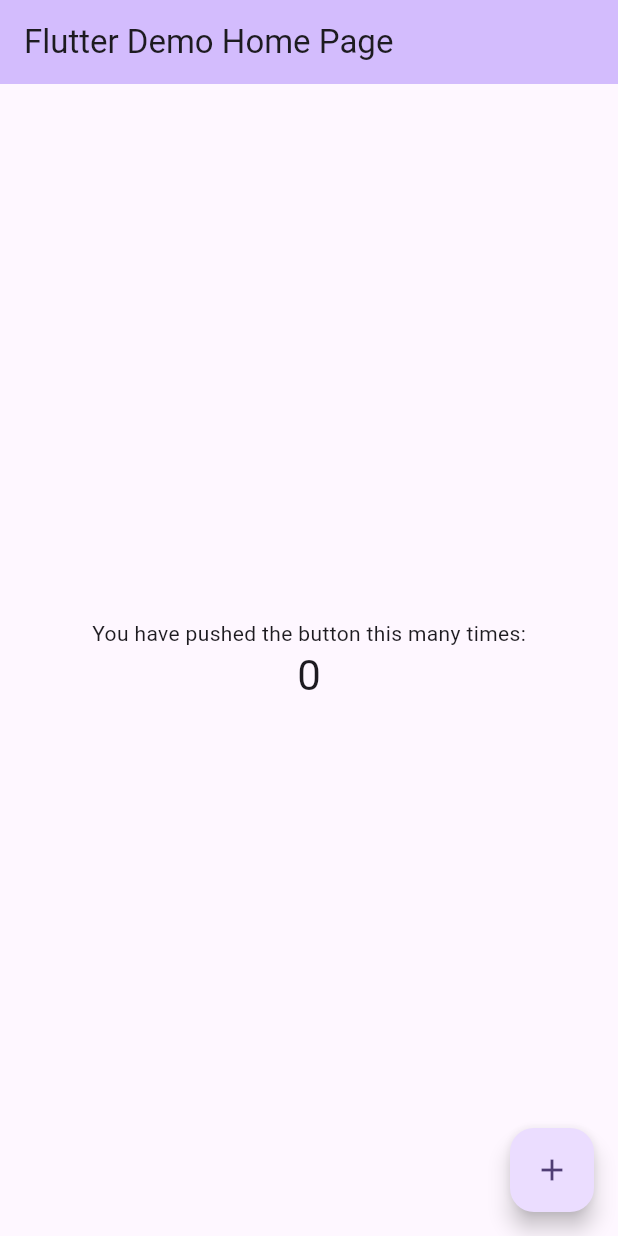
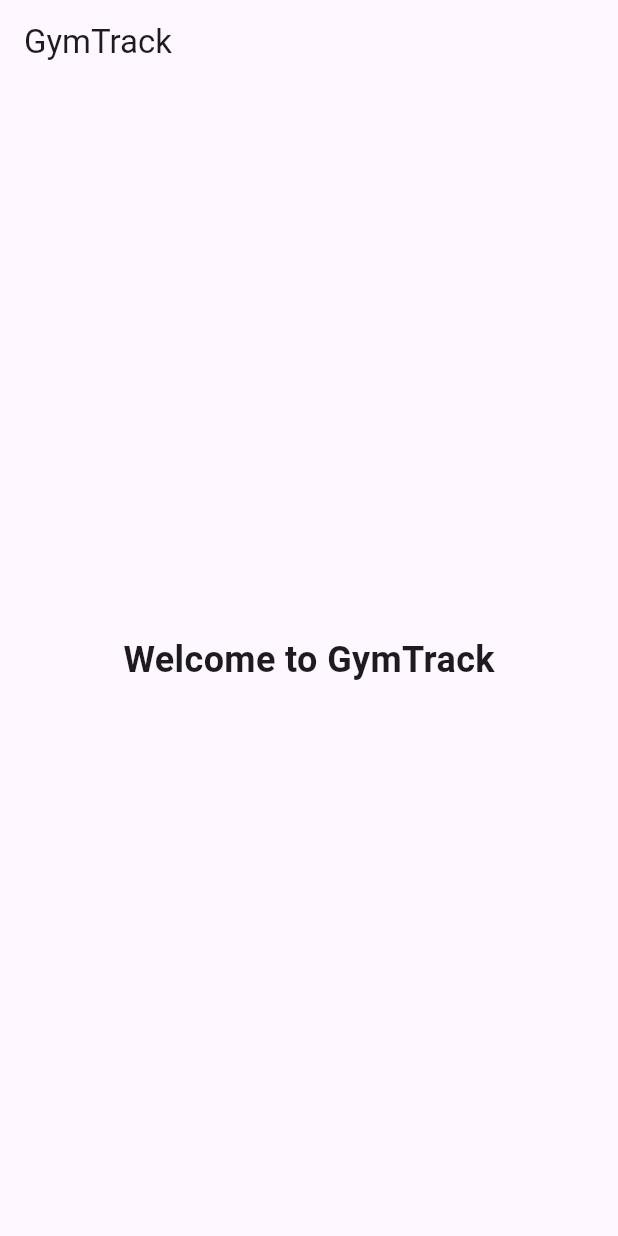
Before and after one commit to AbhisekRai24/gym_tracker, a Flutter app: the screen it shows after launch, on a phone screen of 412 x 824 dp. Run offline on Flutter 3.47's test engine with Material 3 defaults, Android fonts, the phone set to English and light mode, and no system bars.

Commit message:
Create initial GymTrack app

```diff
--- a/lib/main.dart
+++ b/lib/main.dart
@@ -1,122 +1,39 @@
 import 'package:flutter/material.dart';
 
 void main() {
-  runApp(const MyApp());
+  runApp(const GymTrackApp());
 }
 
-class MyApp extends StatelessWidget {
-  const MyApp({super.key});
+class GymTrackApp extends StatelessWidget {
+  const GymTrackApp({super.key});
 
-  // This widget is the root of your application.
   @override
   Widget build(BuildContext context) {
     return MaterialApp(
-      title: 'Flutter Demo',
+      debugShowCheckedModeBanner: false,
+      title: 'GymTrack',
       theme: ThemeData(
-        // This is the theme of your application.
-        //
-        // TRY THIS: Try running your application with "flutter run". You'll see
-        // the application has a purple toolbar. Then, without quitting the app,
-        // try changing the seedColor in the colorScheme below to Colors.green
-        // and then invoke "hot reload" (save your changes or press the "hot
-        // reload" button in a Flutter-supported IDE, or press "r" if you used
-        // the command line to start the app).
-        //
-        // Notice that the counter didn't reset back to zero; the application
-        // state is not lost during the reload. To reset the state, use hot
-        // restart instead.
-        //
-        // This works for code too, not just values: Most code changes can be
-        // tested with just a hot reload.
         colorScheme: ColorScheme.fromSeed(seedColor: Colors.deepPurple),
+        useMaterial3: true,
       ),
-      home: const MyHomePage(title: 'Flutter Demo Home Page'),
+      home: const DashboardScreen(),
     );
   }
 }
 
-class MyHomePage extends StatefulWidget {
-  const MyHomePage({super.key, required this.title});
-
-  // This widget is the home page of your application. It is stateful, meaning
-  // that it has a State object (defined below) that contains fields that affect
-  // how it looks.
-
-  // This class is the configuration for the state. It holds the values (in this
-  // case the title) provided by the parent (in this case the App widget) and
-  // used by the build method of the State. Fields in a Widget subclass are
-  // always marked "final".
-
-  final String title;
-
-  @override
-  State<MyHomePage> createState() => _MyHomePageState();
-}
-
-class _MyHomePageState extends State<MyHomePage> {
-  int _counter = 0;
-
-  void _incrementCounter() {
-    setState(() {
-      // This call to setState tells the Flutter framework that something has
-      // changed in this State, which causes it to rerun the build method below
-      // so that the display can reflect the updated values. If we changed
-      // _counter without calling setState(), then the build method would not be
-      // called again, and so nothing would appear to happen.
-      _counter++;
-    });
-  }
+class DashboardScreen extends StatelessWidget {
+  const DashboardScreen({super.key});
 
   @override
   Widget build(BuildContext context) {
-    // This method is rerun every time setState is called, for instance as done
-    // by the _incrementCounter method above.
-    //
-    // The Flutter framework has been optimized to make rerunning build methods
-    // fast, so that you can just rebuild anything that needs updating rather
-    // than having to individually change instances of widgets.
     return Scaffold(
-      appBar: AppBar(
-        // TRY THIS: Try changing the color here to a specific color (to
-        // Colors.amber, perhaps?) and trigger a hot reload to see the AppBar
-        // change color while the other colors stay the same.
-        backgroundColor: Theme.of(context).colorScheme.inversePrimary,
-        // Here we take the value from the MyHomePage object that was created by
-        // the App.build method, and use it to set our appbar title.
-        title: Text(widget.title),
-      ),
-      body: Center(
-        // Center is a layout widget. It takes a single child and positions it
-        // in the middle of the parent.
-        child: Column(
-          // Column is also a layout widget. It takes a list of children and
-          // arranges them vertically. By default, it sizes itself to fit its
-          // children horizontally, and tries to be as tall as its parent.
-          //
-          // Column has various properties to control how it sizes itself and
-          // how it positions its children. Here we use mainAxisAlignment to
-          // center the children vertically; the main axis here is the vertical
-          // axis because Columns are vertical (the cross axis would be
-          // horizontal).
-          //
-          // TRY THIS: Invoke "debug painting" (choose the "Toggle Debug Paint"
-          // action in the IDE, or press "p" in the console), to see the
-          // wireframe for each widget.
-          mainAxisAlignment: MainAxisAlignment.center,
-          children: <Widget>[
-            const Text('You have pushed the button this many times:'),
-            Text(
-              '$_counter',
-              style: Theme.of(context).textTheme.headlineMedium,
-            ),
-          ],
+      appBar: AppBar(title: const Text('GymTrack')),
+      body: const Center(
+        child: Text(
+          'Welcome to GymTrack',
+          style: TextStyle(fontSize: 24, fontWeight: FontWeight.bold),
         ),
       ),
-      floatingActionButton: FloatingActionButton(
-        onPressed: _incrementCounter,
-        tooltip: 'Increment',
-        child: const Icon(Icons.add),
-      ), // This trailing comma makes auto-formatting nicer for build methods.
     );
   }
 }
```
